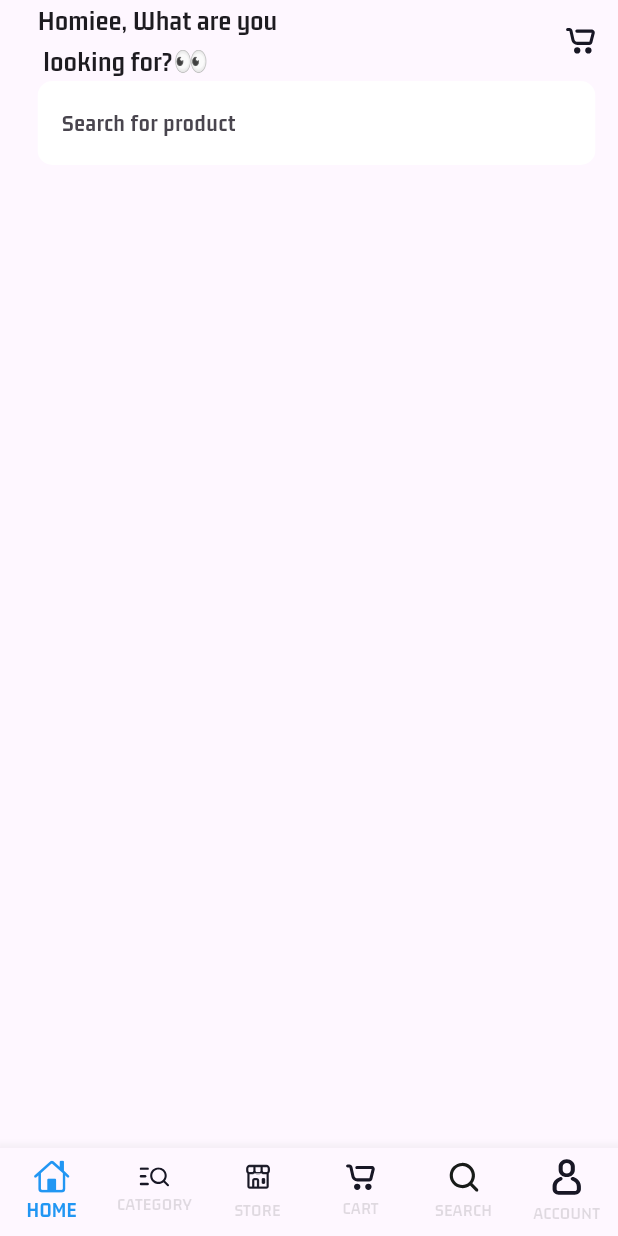
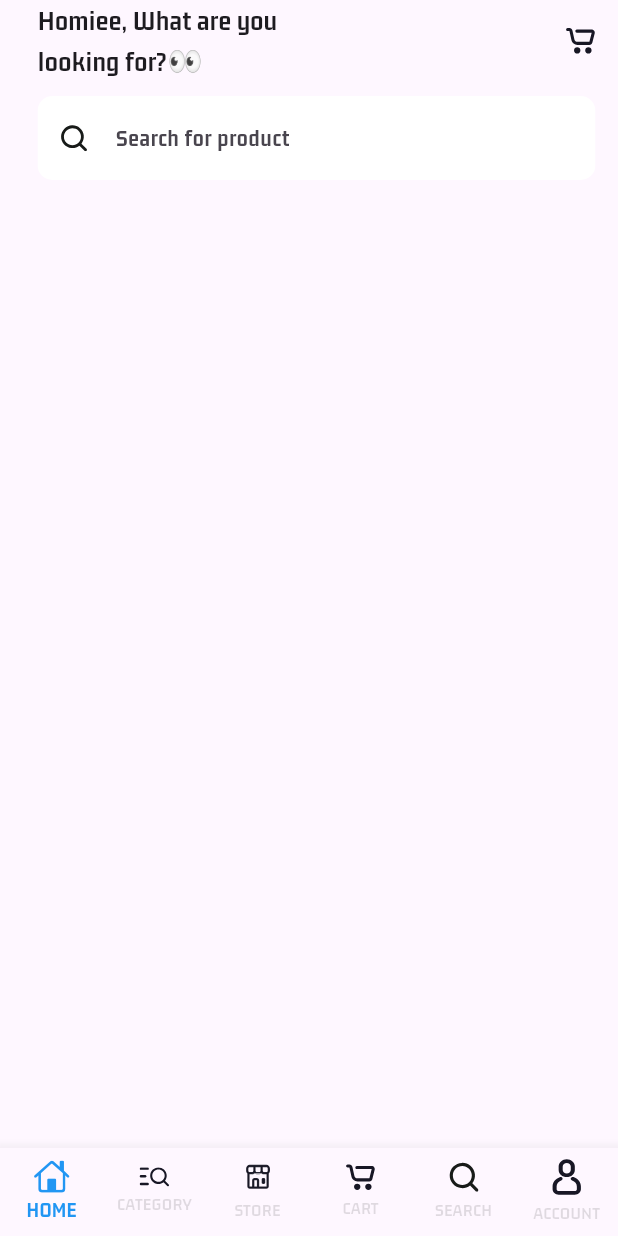
Before and after one commit to TaiNgonheng/MultiStore-Firebase, a Flutter app: the screen it shows after launch, on a phone screen of 412 x 824 dp. Run offline on Flutter 3.47's test engine with Material 3 defaults, Android fonts, the phone set to English and light mode, and no system bars; our stand-ins replace flutter_svg.

```diff
--- a/lib/views/buyers/Nav_screens/home_screen.dart
+++ b/lib/views/buyers/Nav_screens/home_screen.dart
@@ -14,7 +14,7 @@ class HomeScreen extends StatelessWidget {
           Row(
             mainAxisAlignment: MainAxisAlignment.spaceBetween,
             children: [
-              Text('Homiee, What are you\n looking for?👀',
+              Text('Homiee, What are you\nlooking for?👀',
                 style: TextStyle(
                     fontSize: 19,
                     fontWeight: FontWeight.bold
@@ -26,7 +26,7 @@ class HomeScreen extends StatelessWidget {
               )
             ],
           ),
-
+          SizedBox(height: 10,),
           ClipRRect(
             borderRadius: BorderRadius.circular(10),
             child: TextField(
@@ -37,6 +37,10 @@ class HomeScreen extends StatelessWidget {
                 border: OutlineInputBorder(
                   borderSide:BorderSide.none
                 ),
+                prefixIcon: Padding(
+                  padding: const EdgeInsets.all(15.0),
+                  child: SvgPicture.asset('assets/icons/search.svg',width: 10,),
+                )
               ),
             ),
           ),
```
